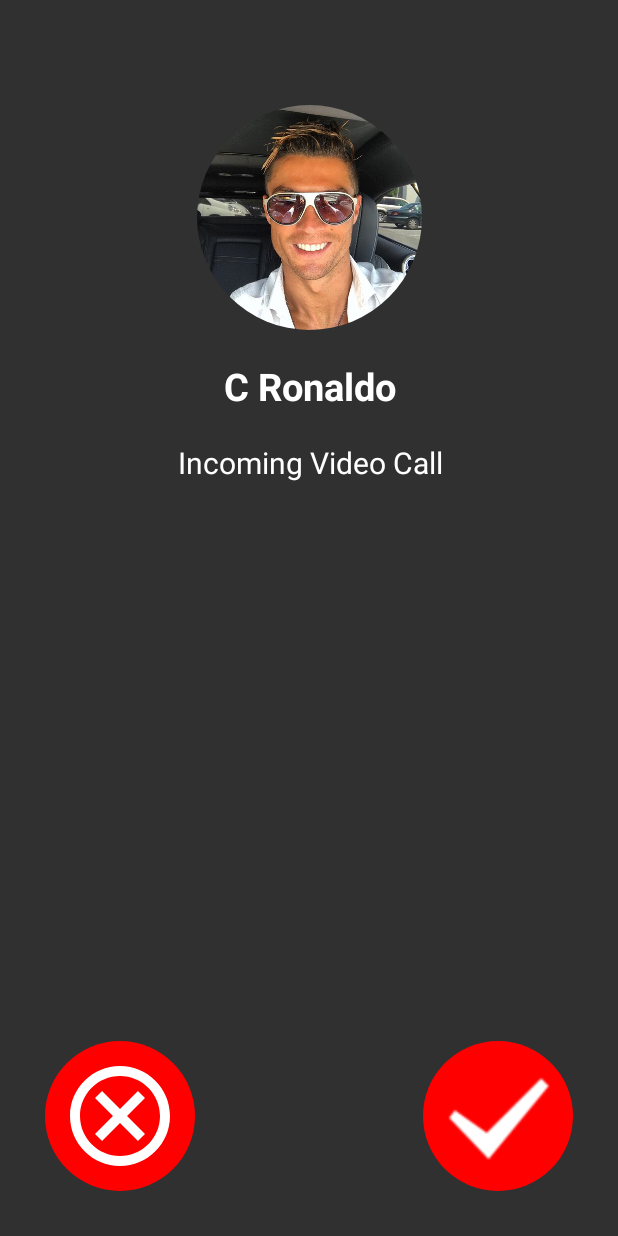
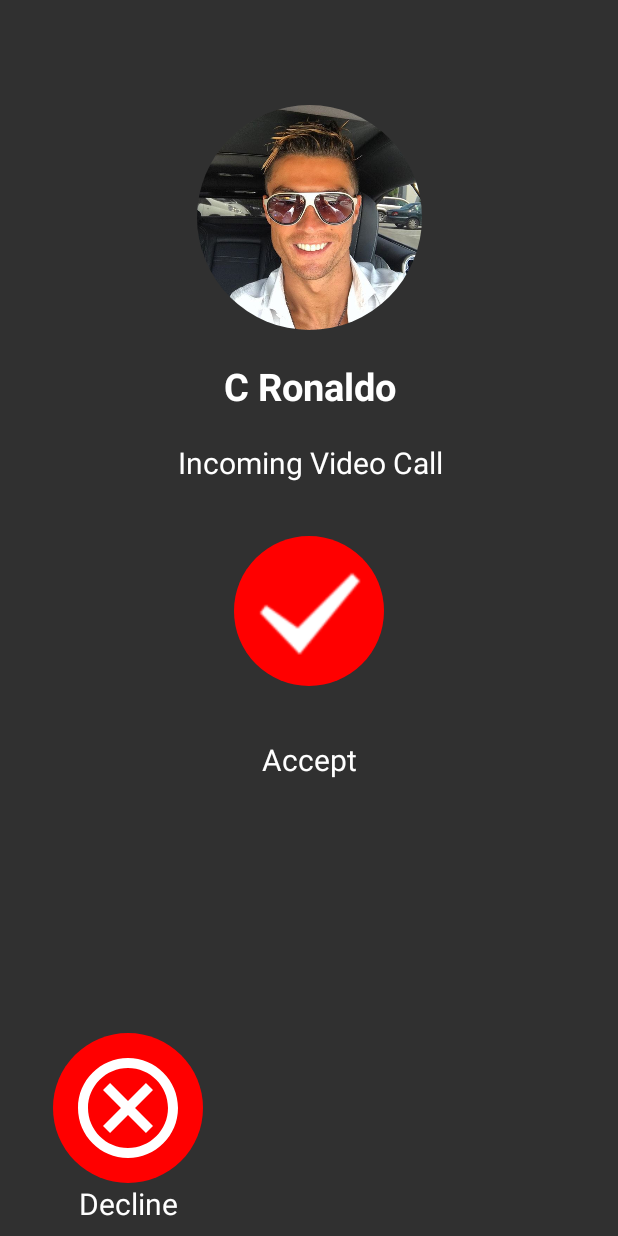
Before and after one commit to Hamzaiq223/FakeCall, an Android app: the screen it shows after launch (IncomingCall), on a phone screen of 412 x 824 dp. Run offline under Robolectric (Android 15) with nearby library versions, the phone set to English and light mode, and no system bars; our stand-ins replace CircleImageView, Firebase (no records; nobody signed in at launch, a user with empty details on screens opened directly), Picasso; 1 statement that could not run was skipped.

Commit message:
Working on button animation in incoming call screen

```diff
--- a/app/src/main/AndroidManifest.xml
+++ b/app/src/main/AndroidManifest.xml
@@ -5,6 +5,8 @@
     <uses-permission android:name="android.permission.CAMERA" />
     <uses-permission android:name="android.permission.MANAGE_EXTERNAL_STORAGE" />
     <uses-permission android:name="android.permission.READ_EXTERNAL_STORAGE" />
+
+    <uses-permission android:name="android.permission.VIBRATE" />
 
     <application
         android:allowBackup="true"
--- a/app/src/main/java/com/tool/fakecall/Activities/IncomingCall/IncomingCall.java
+++ b/app/src/main/java/com/tool/fakecall/Activities/IncomingCall/IncomingCall.java
@@ -1,12 +1,19 @@
 package com.tool.fakecall.Activities.IncomingCall;
 
+import androidx.annotation.RequiresApi;
 import androidx.appcompat.app.AppCompatActivity;
 
+import android.content.Context;
 import android.graphics.Bitmap;
 import android.graphics.BitmapFactory;
 import android.graphics.drawable.Drawable;
+import android.media.MediaPlayer;
+import android.os.Build;
 import android.os.Bundle;
 import android.os.Environment;
+import android.os.Handler;
+import android.os.VibrationEffect;
+import android.os.Vibrator;
 import android.widget.ImageView;
 import android.widget.Toast;
 
@@ -16,6 +23,7 @@ import com.google.firebase.storage.StorageReference;
 import com.squareup.picasso.Picasso;
 import com.squareup.picasso.Target;
 import com.tool.fakecall.Common.BlurBuilder;
+import com.tool.fakecall.Common.RippleBackground;
 import com.tool.fakecall.R;
 
 import java.io.File;
@@ -30,6 +38,10 @@ public class IncomingCall extends AppCompatActivity {
     FirebaseStorage storage;
     StorageReference storageRef;
     ImageView imageView,ivUserImage;
+    private MediaPlayer mediaPlayer;
+    private Vibrator vibrator;
+    private Handler handler = new Handler();
+    private boolean isVibrating = false;
 
     @Override
     protected void onCreate(Bundle savedInstanceState) {
@@ -39,8 +51,27 @@ public class IncomingCall extends AppCompatActivity {
         imageView = findViewById(R.id.ivImage);
         storage = FirebaseStorage.getInstance();
         storageRef = storage.getReference();
+        RippleBackground rippleBackground=(RippleBackground)findViewById(R.id.rippleBG);
+        rippleBackground.startRippleAnimation();
 
         displayImageFromFolder("Ronaldo");
+
+        // Initialize the MediaPlayer
+        mediaPlayer = MediaPlayer.create(this, R.raw.iphone_ringtone);
+
+        // Start playing the ringtone
+        if (mediaPlayer != null) {
+            mediaPlayer.start();
+            // Set the completion listener to stop the vibration when the ringtone ends
+            mediaPlayer.setOnCompletionListener(mediaPlayer -> {
+                // Stop the vibration when the ringtone ends
+                stopVibration();
+                handler.removeCallbacks(vibrationRunnable);
+            });
+        }
+
+        // Start the vibration scheduler
+        handler.post(vibrationRunnable);
     }
 
     private void displayImageFromFolder(String folderName) {
@@ -94,5 +125,58 @@ public class IncomingCall extends AppCompatActivity {
         });
     }
 
+    // Method to play a ringtone from the raw folder
+    // Method to start vibrating the device
+    private void startVibration() {
+        try {
+            vibrator = (Vibrator) getSystemService(Context.VIBRATOR_SERVICE);
+            if (vibrator != null) {
+                // Vibrate indefinitely until the ringtone ends
+                if (Build.VERSION.SDK_INT >= Build.VERSION_CODES.O) {
+
+                    vibrator.vibrate(VibrationEffect.createWaveform(new long[]{0, 500}, 0));
+                }
+            }
+        } catch (Exception e) {
+            e.printStackTrace();
+        }
+    }
+
+    // Method to stop vibrating the device
+    private void stopVibration() {
+        try {
+            if (vibrator != null) {
+                vibrator.cancel(); // Cancel the vibration
+            }
+        } catch (Exception e) {
+            e.printStackTrace();
+        }
+    }
+
+    private Runnable vibrationRunnable = new Runnable() {
+        @Override
+        public void run() {
+            if (isVibrating) {
+                stopVibration();
+            } else {
+                startVibration();
+            }
+            // Toggle the vibration state
+            isVibrating = !isVibrating;
+            // Schedule the next vibration after 1 second
+            handler.postDelayed(this, 1000);
+        }
+    };
+
+    @Override
+    protected void onDestroy() {
+        super.onDestroy();
+        // Release the MediaPlayer and stop the vibration when the activity is destroyed
+        if (mediaPlayer != null) {
+            mediaPlayer.release();
+            mediaPlayer = null;
+        }
+        stopVibration();
+    }
 
 }
--- /dev/null
+++ b/app/src/main/java/com/tool/fakecall/Common/RippleBackground.java
@@ -0,0 +1,152 @@
+package com.tool.fakecall.Common;
+
+import android.animation.Animator;
+import android.animation.AnimatorSet;
+import android.animation.ObjectAnimator;
+import android.content.Context;
+import android.content.res.TypedArray;
+import android.graphics.Canvas;
+import android.graphics.Paint;
+import android.util.AttributeSet;
+import android.view.View;
+import android.view.animation.AccelerateDecelerateInterpolator;
+import android.widget.RelativeLayout;
+
+import com.tool.fakecall.R;
+
+import java.util.ArrayList;
+
+public class RippleBackground extends RelativeLayout {
+
+    private static final int DEFAULT_RIPPLE_COUNT=6;
+    private static final int DEFAULT_DURATION_TIME=3000;
+    private static final float DEFAULT_SCALE=6.0f;
+    private static final int DEFAULT_FILL_TYPE=0;
+
+    private int rippleColor;
+    private float rippleStrokeWidth;
+    private float rippleRadius;
+    private int rippleDurationTime;
+    private int rippleAmount;
+    private int rippleDelay;
+    private float rippleScale;
+    private int rippleType;
+    private Paint paint;
+    private boolean animationRunning=false;
+    private AnimatorSet animatorSet;
+    private ArrayList<Animator> animatorList;
+    private LayoutParams rippleParams;
+    private ArrayList<RippleView> rippleViewList=new ArrayList<RippleView>();
+
+    public RippleBackground(Context context) {
+        super(context);
+    }
+
+    public RippleBackground(Context context, AttributeSet attrs) {
+        super(context, attrs);
+        init(context, attrs);
+    }
+
+    public RippleBackground(Context context, AttributeSet attrs, int defStyleAttr) {
+        super(context, attrs, defStyleAttr);
+        init(context, attrs);
+    }
+
+    private void init(final Context context, final AttributeSet attrs) {
+        if (isInEditMode())
+            return;
+
+        if (null == attrs) {
+            throw new IllegalArgumentException("Attributes should be provided to this view,");
+        }
+
+        final TypedArray typedArray = context.obtainStyledAttributes(attrs, R.styleable.RippleBackground);
+        rippleColor=typedArray.getColor(R.styleable.RippleBackground_rb_color, getContext().getResources().getColor(R.color.white));
+        rippleStrokeWidth=typedArray.getDimension(R.styleable.RippleBackground_rb_strokeWidth, getResources().getDimension(R.dimen.rippleStrokeWidth));
+        rippleRadius=typedArray.getDimension(R.styleable.RippleBackground_rb_radius,getResources().getDimension(R.dimen.rippleRadius));
+        rippleDurationTime=typedArray.getInt(R.styleable.RippleBackground_rb_duration,DEFAULT_DURATION_TIME);
+        rippleAmount=typedArray.getInt(R.styleable.RippleBackground_rb_rippleAmount,DEFAULT_RIPPLE_COUNT);
+        rippleScale=typedArray.getFloat(R.styleable.RippleBackground_rb_scale,DEFAULT_SCALE);
+        rippleType=typedArray.getInt(R.styleable.RippleBackground_rb_type,DEFAULT_FILL_TYPE);
+        typedArray.recycle();
+
+        rippleDelay=rippleDurationTime/rippleAmount;
+
+        paint = new Paint();
+        paint.setAntiAlias(true);
+        if(rippleType==DEFAULT_FILL_TYPE){
+            rippleStrokeWidth=0;
+            paint.setStyle(Paint.Style.FILL);
+        }else
+            paint.setStyle(Paint.Style.STROKE);
+        paint.setColor(rippleColor);
+
+        rippleParams=new LayoutParams((int)(2*(rippleRadius+rippleStrokeWidth)),(int)(2*(rippleRadius+rippleStrokeWidth)));
+        rippleParams.addRule(CENTER_IN_PARENT, TRUE);
+
+        animatorSet = new AnimatorSet();
+        animatorSet.setInterpolator(new AccelerateDecelerateInterpolator());
+        animatorList=new ArrayList<Animator>();
+
+        for(int i=0;i<rippleAmount;i++){
+            RippleView rippleView=new RippleView(getContext());
+            addView(rippleView,rippleParams);
+            rippleViewList.add(rippleView);
+            final ObjectAnimator scaleXAnimator = ObjectAnimator.ofFloat(rippleView, "ScaleX", 1.0f, rippleScale);
+            scaleXAnimator.setRepeatCount(ObjectAnimator.INFINITE);
+            scaleXAnimator.setRepeatMode(ObjectAnimator.RESTART);
+            scaleXAnimator.setStartDelay(i * rippleDelay);
+            scaleXAnimator.setDuration(rippleDurationTime);
+            animatorList.add(scaleXAnimator);
+            final ObjectAnimator scaleYAnimator = ObjectAnimator.ofFloat(rippleView, "ScaleY", 1.0f, rippleScale);
+            scaleYAnimator.setRepeatCount(ObjectAnimator.INFINITE);
+            scaleYAnimator.setRepeatMode(ObjectAnimator.RESTART);
+            scaleYAnimator.setStartDelay(i * rippleDelay);
+            scaleYAnimator.setDuration(rippleDurationTime);
+            animatorList.add(scaleYAnimator);
+            final ObjectAnimator alphaAnimator = ObjectAnimator.ofFloat(rippleView, "Alpha", 1.0f, 0f);
+            alphaAnimator.setRepeatCount(ObjectAnimator.INFINITE);
+            alphaAnimator.setRepeatMode(ObjectAnimator.RESTART);
+            alphaAnimator.setStartDelay(i * rippleDelay);
+            alphaAnimator.setDuration(rippleDurationTime);
+            animatorList.add(alphaAnimator);
+        }
+
+        animatorSet.playTogether(animatorList);
+    }
+
+    private class RippleView extends View{
+
+        public RippleView(Context context) {
+            super(context);
+            this.setVisibility(View.INVISIBLE);
+        }
+
+        @Override
+        protected void onDraw(Canvas canvas) {
+            int radius = (Math.min(getWidth(), getHeight())) / 2;
+            canvas.drawCircle(radius,radius,radius-rippleStrokeWidth,paint);
+        }
+    }
+
+    public void startRippleAnimation(){
+        if(!isRippleAnimationRunning()){
+            for(RippleView rippleView:rippleViewList){
+                rippleView.setVisibility(VISIBLE);
+            }
+            animatorSet.start();
+            animationRunning=true;
+        }
+    }
+
+    public void stopRippleAnimation(){
+        if(isRippleAnimationRunning()){
+            animatorSet.end();
+            animationRunning=false;
+        }
+    }
+
+    public boolean isRippleAnimationRunning(){
+        return animationRunning;
+    }
+}
--- /dev/null
+++ b/app/src/main/res/drawable/button_background.xml
@@ -0,0 +1,7 @@
+<?xml version="1.0" encoding="utf-8"?>
+<!-- res/drawable/circle_shape.xml -->
+<shape xmlns:android="http://schemas.android.com/apk/res/android"
+    >
+    <solid android:color="#FF0000" />
+    <corners android:radius="30dp"/>
+</shape>
--- a/app/src/main/res/layout/activity_incoming_call.xml
+++ b/app/src/main/res/layout/activity_incoming_call.xml
@@ -42,12 +42,14 @@
         app:layout_constraintTop_toBottomOf="@+id/ivUser" />
 
     <TextView
+        android:id="@+id/textView3"
         android:layout_width="wrap_content"
         android:layout_height="wrap_content"
+        android:layout_marginTop="20dp"
         android:text="@string/incoming_video_call"
         android:textColor="@color/white"
+        android:background="@color/transparent_color"
         android:textSize="20dp"
-        android:layout_marginTop="20dp"
         app:layout_constraintEnd_toEndOf="@+id/textView2"
         app:layout_constraintStart_toStartOf="@+id/textView2"
         app:layout_constraintTop_toBottomOf="@+id/textView2" />
@@ -59,19 +61,55 @@
         android:padding="10dp"
         android:src="@drawable/outline_cancel_24"
         android:background="@drawable/circle"
-        android:layout_margin="30dp"
+        android:layout_margin="35dp"
         app:layout_constraintBottom_toBottomOf="parent"
         app:layout_constraintStart_toStartOf="parent" />
+
+    <com.tool.fakecall.Common.RippleBackground
+        android:id="@+id/rippleBG"
+        android:layout_width="wrap_content"
+        android:layout_height="wrap_content"
+        android:visibility="visible"
+        app:layout_constraintEnd_toEndOf="parent"
+        app:layout_constraintStart_toStartOf="parent"
+        app:layout_constraintTop_toBottomOf="@+id/textView3"
+        app:rb_color="#FFFFFFFF"
+        app:rb_duration="3000"
+        app:rb_radius="32dp"
+        app:rb_rippleAmount="6"
+        app:rb_scale="6">
 
         <ImageView
             android:id="@+id/ivAccept"
             android:layout_width="100dp"
             android:layout_height="100dp"
-        android:layout_margin="30dp"
+            android:layout_margin="35dp"
             android:background="@drawable/circle"
             android:padding="10dp"
-        android:src="@drawable/icon_tick"
-        app:layout_constraintBottom_toBottomOf="parent"
-        app:layout_constraintEnd_toEndOf="parent" />
+            android:src="@drawable/icon_tick" />
+
+    </com.tool.fakecall.Common.RippleBackground>
+
+
+
+    <TextView
+        android:layout_width="wrap_content"
+        android:layout_height="wrap_content"
+        android:text="@string/decline"
+        android:textColor="@color/white"
+        android:textSize="20dp"
+        app:layout_constraintEnd_toEndOf="@+id/ivCancel"
+        app:layout_constraintStart_toStartOf="@+id/ivCancel"
+        app:layout_constraintTop_toBottomOf="@+id/ivCancel" />
+
+    <TextView
+        android:layout_width="wrap_content"
+        android:layout_height="wrap_content"
+        android:text="@string/accept"
+        android:textColor="@color/white"
+        android:textSize="20dp"
+        app:layout_constraintEnd_toEndOf="@+id/rippleBG"
+        app:layout_constraintStart_toStartOf="@+id/rippleBG"
+        app:layout_constraintTop_toBottomOf="@+id/rippleBG" />
 
 </androidx.constraintlayout.widget.ConstraintLayout>
--- a/app/src/main/res/values/colors.xml
+++ b/app/src/main/res/values/colors.xml
@@ -7,4 +7,5 @@
     <color name="teal_700">#FF018786</color>
     <color name="black">#FF000000</color>
     <color name="white">#FFFFFFFF</color>
+    <color name="transparent_color">#00FFFFFF</color>
 </resources>
--- /dev/null
+++ b/app/src/main/res/values/dimens.xml
@@ -0,0 +1,6 @@
+<?xml version="1.0" encoding="utf-8"?>
+<resources>
+    <dimen name="rippleStrokeWidth">8dp</dimen>
+    <dimen name="rippleRadius">16dp</dimen>
+    <dimen name="spacing_large">24dp</dimen>
+</resources>
--- a/app/src/main/res/values/strings.xml
+++ b/app/src/main/res/values/strings.xml
@@ -2,4 +2,6 @@
     <string name="app_name">FakeCall</string>
     <string name="name">Harry Potter</string>
     <string name="incoming_video_call">Incoming Video Call</string>
+    <string name="decline">Decline</string>
+    <string name="accept">Accept</string>
 </resources>
--- a/app/src/main/res/values/themes.xml
+++ b/app/src/main/res/values/themes.xml
@@ -13,4 +13,17 @@
         <item name="android:statusBarColor">?attr/colorPrimaryVariant</item>
         <!-- Customize your theme here. -->
     </style>
+
+    <declare-styleable name="RippleBackground">
+        <attr name="rb_color" format="color" />
+        <attr name="rb_strokeWidth" format="dimension"/>
+        <attr name="rb_radius" format="dimension"/>
+        <attr name="rb_duration" format="integer"/>
+        <attr name="rb_rippleAmount" format="integer"/>
+        <attr name="rb_scale" format="float"/>
+        <attr name="rb_type" format="enum">
+            <enum name="fillRipple" value="0"/>
+            <enum name="strokeRipple" value="1"/>
+        </attr>
+    </declare-styleable>
 </resources>
```
Also changed, not shown: 1 other file. Lines whose indentation alone changed are shown as unchanged.
